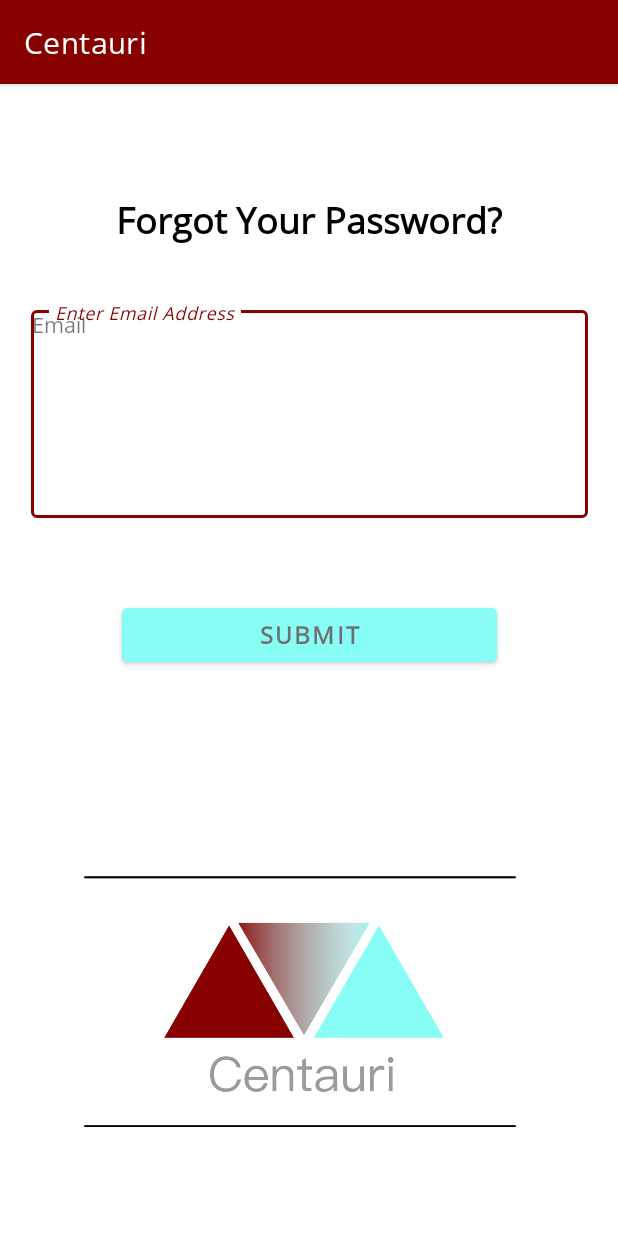
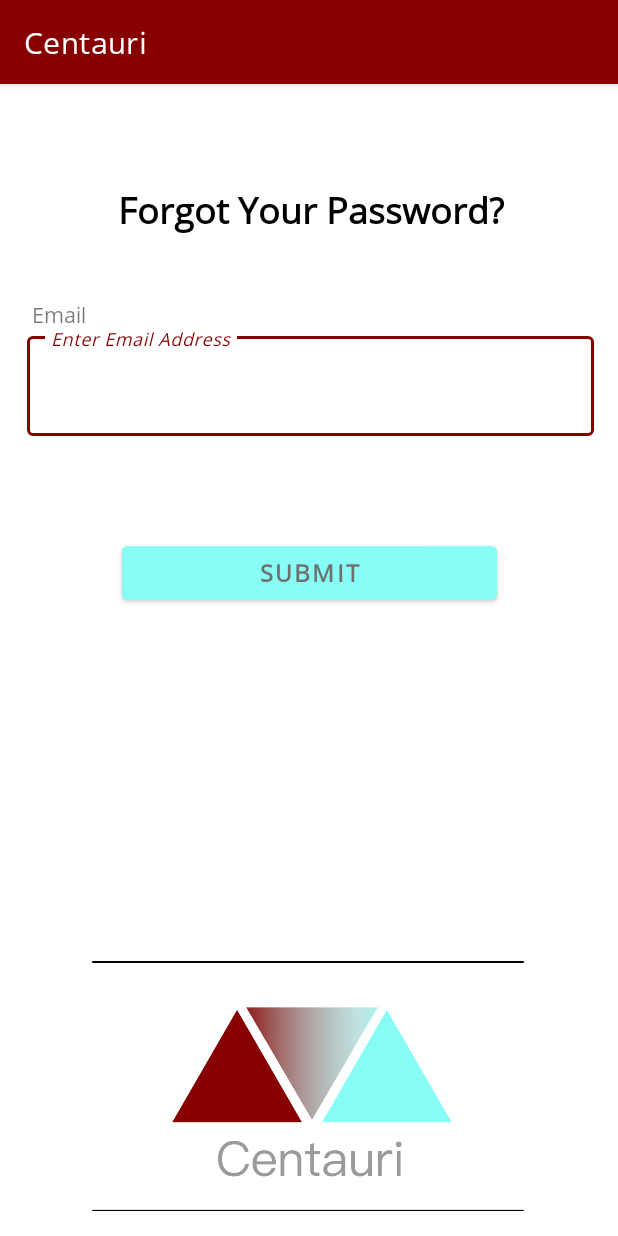
Before and after one commit to aaronSchanck/SepTech, an Android app: the ForgotPasswordActivity screen opened directly, with no data from a screen before it, on a phone screen of 412 x 824 dp. Run offline under Robolectric (Android 15) with nearby library versions, the phone set to English and light mode, and no system bars; our stand-ins replace RxJava.

Commit message:
finalizing forgot password before new activity swaps

```diff
--- a/app/src/main/java/com/septech/centauri/ui/forgotpassword/ForgotPasswordActivity.java
+++ b/app/src/main/java/com/septech/centauri/ui/forgotpassword/ForgotPasswordActivity.java
@@ -1,21 +1,34 @@
 package com.septech.centauri.ui.forgotpassword;
 
+import android.app.Activity;
+import android.content.Intent;
 import android.os.Bundle;
+import android.text.Editable;
+import android.text.TextWatcher;
+import android.view.View;
+import android.view.inputmethod.InputMethodManager;
+import android.widget.Button;
 import android.widget.EditText;
+import android.widget.Toast;
 
 import androidx.appcompat.app.AppCompatActivity;
+import androidx.lifecycle.Observer;
 import androidx.lifecycle.ViewModel;
 import androidx.lifecycle.ViewModelProvider;
 
+import com.google.android.material.textfield.TextInputLayout;
 import com.septech.centauri.R;
 import com.septech.centauri.ui.register.RegisterViewModel;
+import com.septech.centauri.ui.view.activities.MainActivity;
 
 public class ForgotPasswordActivity extends AppCompatActivity {
     private static final String TAG = "ForgotPasswordActivity";
 
-    private ViewModel mForgotPasswordViewModel;
+    private ForgotPasswordViewModel mForgotPasswordViewModel;
 
-    private EditText emailEditText;
+    private EditText mEmailEditText;
+
+    private Button mSubmitButton;
 
     @Override
     protected void onCreate(Bundle savedInstanceState) {
@@ -24,6 +37,104 @@ public class ForgotPasswordActivity extends AppCompatActivity {
 
         mForgotPasswordViewModel = new ViewModelProvider(this).get(ForgotPasswordViewModel.class);
 
+        TextInputLayout emailTextInputLayout = findViewById(R.id.forgot_password_textbox);
 
+        mSubmitButton = findViewById(R.id.forgot_password_btn);
+
+        mEmailEditText = emailTextInputLayout.getEditText();
+
+        mEmailEditText.addTextChangedListener(new TextWatcher() {
+            @Override
+            public void beforeTextChanged(CharSequence s, int start, int count, int after) {
+                //intentionally left blank
+            }
+
+            @Override
+            public void onTextChanged(CharSequence s, int start, int before, int count) {
+                //intentionally left blank
+            }
+
+            @Override
+            public void afterTextChanged(Editable s) {
+
+            }
+        });
+
+        mSubmitButton.setOnClickListener(new View.OnClickListener() {
+            @Override
+            public void onClick(View v) {
+                hideKeyboard();
+                mForgotPasswordViewModel.forgotPasswordSubmit(mEmailEditText.getText().toString());
+            }
+        });
+
+        mForgotPasswordViewModel.getFormLiveData().observe(this, new Observer<ForgotPasswordFormState>() {
+            @Override
+            public void onChanged(ForgotPasswordFormState forgotPasswordFormState) {
+                if (forgotPasswordFormState == null) {
+                    return;
+                }
+
+                mSubmitButton.setEnabled(true);
+
+                if (forgotPasswordFormState.isEmailEdited() && forgotPasswordFormState.getEmailError() != null) {
+                    mEmailEditText.setError(getString(forgotPasswordFormState.getEmailError()));
+                } else {
+                    mEmailEditText.setError(null);
+                }
+            }
+        });
+
+        mForgotPasswordViewModel.getResponseLiveData().observe(this, new Observer<ForgotPasswordCloudResponse>() {
+            @Override
+            public void onChanged(ForgotPasswordCloudResponse forgotPasswordCloudResponse) {
+                int duration = Toast.LENGTH_SHORT;
+
+                CharSequence text;
+                Toast toast;
+                switch(forgotPasswordCloudResponse) {
+                    case NO_USER_FOUND:
+                        text = "No user found with associated email";
+                        toast = Toast.makeText(getApplicationContext(), text, duration);
+                        toast.show();
+                        break;
+                    case NO_INTERNET:
+                        text = "No internet connection";
+                        toast = Toast.makeText(getApplicationContext(), text, duration);
+                        toast.show();
+                        break;
+                    case LOADING:
+                        text = "Connecting to server...";
+                        toast = Toast.makeText(getApplicationContext(), text, duration);
+                        toast.show();
+                        break;
+                    case USER_FOUND:
+                        text = "User found for email";
+                        toast = Toast.makeText(getApplicationContext(), text, duration);
+                        toast.show();
+
+                        //TODO: need next class to swap to
+                        changeActivities();
+                        break;
+                }
+            }
+        });
+    }
+
+    private void changeActivities() {
+//        Intent intent = new Intent(this, ForgotPasswordCode.class);
+//        startActivity(intent);
+    }
+
+    private void hideKeyboard() {
+        InputMethodManager imm =
+                (InputMethodManager) this.getSystemService(Activity.INPUT_METHOD_SERVICE);
+        //Find the currently focused view, so we can grab the correct window token from it.
+        View view = this.getCurrentFocus();
+        //If no view currently has focus, create a new one, just so we can grab a window token from it
+        if (view == null) {
+            view = new View(this);
+        }
+        imm.hideSoftInputFromWindow(view.getWindowToken(), 0);
     }
 }
--- a/app/src/main/java/com/septech/centauri/ui/forgotpassword/ForgotPasswordCloudResponse.java
+++ b/app/src/main/java/com/septech/centauri/ui/forgotpassword/ForgotPasswordCloudResponse.java
@@ -1,5 +1,8 @@
 package com.septech.centauri.ui.forgotpassword;
 
 public enum ForgotPasswordCloudResponse {
-
+    NO_USER_FOUND,
+    NO_INTERNET,
+    LOADING,
+    USER_FOUND
 }
--- a/app/src/main/java/com/septech/centauri/ui/forgotpassword/ForgotPasswordFormState.java
+++ b/app/src/main/java/com/septech/centauri/ui/forgotpassword/ForgotPasswordFormState.java
@@ -37,7 +37,6 @@ public class ForgotPasswordFormState {
         this.emailEdited = emailEdited;
     }
 
-
     boolean isDataValid() {
         return isDataValid;
     }
--- a/app/src/main/java/com/septech/centauri/ui/forgotpassword/ForgotPasswordViewModel.java
+++ b/app/src/main/java/com/septech/centauri/ui/forgotpassword/ForgotPasswordViewModel.java
@@ -1,6 +1,67 @@
 package com.septech.centauri.ui.forgotpassword;
 
+import androidx.lifecycle.MutableLiveData;
 import androidx.lifecycle.ViewModel;
 
+import com.septech.centauri.data.repository.UserDataRepository;
+import com.septech.centauri.domain.models.User;
+import com.septech.centauri.domain.repository.UserRepository;
+
+import io.reactivex.android.schedulers.AndroidSchedulers;
+import io.reactivex.annotations.NonNull;
+import io.reactivex.disposables.CompositeDisposable;
+import io.reactivex.observers.DisposableSingleObserver;
+import io.reactivex.schedulers.Schedulers;
+
 public class ForgotPasswordViewModel extends ViewModel {
+    private UserRepository userRepo;
+    private CompositeDisposable mDisposables = new CompositeDisposable();
+
+    private MutableLiveData<ForgotPasswordFormState> formLiveData =
+            new MutableLiveData<>();
+    private MutableLiveData<ForgotPasswordCloudResponse> responseLiveData = new MutableLiveData<>();
+
+
+    public ForgotPasswordViewModel() {
+        this.userRepo = UserDataRepository.getInstance();
+
+        formLiveData.setValue(new ForgotPasswordFormState());
+    }
+
+    @Override
+    protected void onCleared() {
+        mDisposables.clear();
+    }
+
+    public MutableLiveData<ForgotPasswordFormState> getFormLiveData() {
+        return formLiveData;
+    }
+
+    public MutableLiveData<ForgotPasswordCloudResponse> getResponseLiveData() {
+        return responseLiveData;
+    }
+
+    public void forgotPasswordSubmit(String email) {
+        mDisposables.add(userRepo.getUserByEmail(email)
+                .subscribeOn(Schedulers.io())
+                .observeOn(AndroidSchedulers.mainThread())
+                .subscribeWith(new DisposableSingleObserver<User>() {
+                    @Override
+                    public void onStart() {
+                        responseLiveData.setValue(ForgotPasswordCloudResponse.LOADING);
+                    }
+
+                    @Override
+                    public void onSuccess(@NonNull User o) {
+                        responseLiveData.setValue(ForgotPasswordCloudResponse.USER_FOUND);
+                    }
+
+                    @Override
+                    public void onError(@NonNull Throwable e) {
+                        //check for error, declare NO_INTERNET or NO_USER_FOUND accordingly
+                        responseLiveData.setValue(ForgotPasswordCloudResponse.NO_USER_FOUND);
+                    }
+                })
+        );
+    }
 }
--- a/app/src/main/res/layout/activity_forgotpw.xml
+++ b/app/src/main/res/layout/activity_forgotpw.xml
@@ -7,17 +7,19 @@
 
     <androidx.constraintlayout.widget.ConstraintLayout
         android:id="@+id/constraintLayout"
-        android:layout_width="match_parent"
-        android:layout_height="400dp"
-        android:layout_marginTop="55dp"
+        android:layout_width="414dp"
+        android:layout_height="401dp"
         android:orientation="vertical"
         android:padding="0dp"
         android:paddingLeft="20dp"
         android:paddingTop="@dimen/activity_vertical_margin"
         android:paddingRight="20dp"
         android:paddingBottom="@dimen/activity_vertical_margin"
+        app:layout_constraintBottom_toTopOf="@+id/logo"
+        app:layout_constraintEnd_toEndOf="parent"
+        app:layout_constraintStart_toStartOf="parent"
         app:layout_constraintTop_toTopOf="parent"
-        tools:layout_editor_absoluteX="0dp">
+        app:layout_constraintVertical_bias="0.147">
 
         <TextView
             android:id="@+id/fname_text"
@@ -28,10 +30,10 @@
             android:text="@string/email"
             app:layout_constraintBottom_toTopOf="@+id/forgot_password_btn"
             app:layout_constraintEnd_toEndOf="parent"
-            app:layout_constraintHorizontal_bias="0.500"
+            app:layout_constraintHorizontal_bias="0.487"
             app:layout_constraintStart_toStartOf="parent"
             app:layout_constraintTop_toBottomOf="@+id/textView3"
-            app:layout_constraintVertical_bias=".2" />
+            app:layout_constraintVertical_bias="0.24" />
 
         <TextView
             android:id="@+id/textView3"
@@ -52,16 +54,15 @@
         <com.google.android.material.textfield.TextInputLayout
             android:id="@+id/forgot_password_textbox"
             style="@style/Widget.MaterialComponents.TextInputLayout.OutlinedBox"
-            android:layout_width="371dp"
-            android:layout_height="0dp"
+            android:layout_width="378dp"
+            android:layout_height="72dp"
             android:layout_marginStart="32dp"
-            android:layout_marginTop="90dp"
             android:layout_marginEnd="32dp"
             android:layout_marginBottom="54dp"
             android:hint="@string/prompt_email"
+            android:orientation="vertical"
             android:textStyle="italic"
-            android:orientation="vertical"
-            app:layout_constraintBottom_toTopOf="@+id/forgot_password_btn"
+            app:layout_constraintBottom_toBottomOf="parent"
             app:layout_constraintEnd_toEndOf="parent"
             app:layout_constraintStart_toStartOf="parent"
             app:layout_constraintTop_toTopOf="parent">
@@ -75,7 +76,7 @@
             android:id="@+id/forgot_password_btn"
             android:layout_width="250dp"
             android:layout_height="wrap_content"
-            android:layout_marginBottom="64dp"
+            android:layout_marginBottom="24dp"
             android:backgroundTint="@color/centauri__teal"
             android:text="SUBMIT"
             android:textColor="@color/gray"
@@ -83,8 +84,10 @@
             android:textStyle="bold"
             app:layout_constraintBottom_toBottomOf="parent"
             app:layout_constraintEnd_toEndOf="parent"
+            app:layout_constraintHorizontal_bias="0.496"
             app:layout_constraintStart_toStartOf="parent"
-            app:layout_constraintTop_toBottomOf="@+id/forgot_password_textbox" />
+            app:layout_constraintTop_toBottomOf="@+id/forgot_password_textbox"
+            app:layout_constraintVertical_bias="0.563" />
 
 
     </androidx.constraintlayout.widget.ConstraintLayout>
@@ -92,14 +95,13 @@
     <ImageView
         android:id="@+id/logo"
         android:layout_width="288dp"
-        android:layout_height="0dp"
-        android:layout_marginEnd="68dp"
+        android:layout_height="200dp"
         android:contentDescription="@android:string/untitled"
         app:layout_constraintBottom_toBottomOf="parent"
         app:layout_constraintEnd_toEndOf="parent"
-        app:layout_constraintHorizontal_bias="1.0"
-        app:layout_constraintStart_toEndOf="@+id/constraintLayout"
-        app:layout_constraintTop_toBottomOf="@+id/constraintLayout"
+        app:layout_constraintHorizontal_bias="0.495"
+        app:layout_constraintStart_toStartOf="parent"
+        app:layout_constraintTop_toTopOf="parent"
         app:layout_constraintVertical_bias="1.0"
         app:srcCompat="@drawable/centauri_logo" />
 
```
